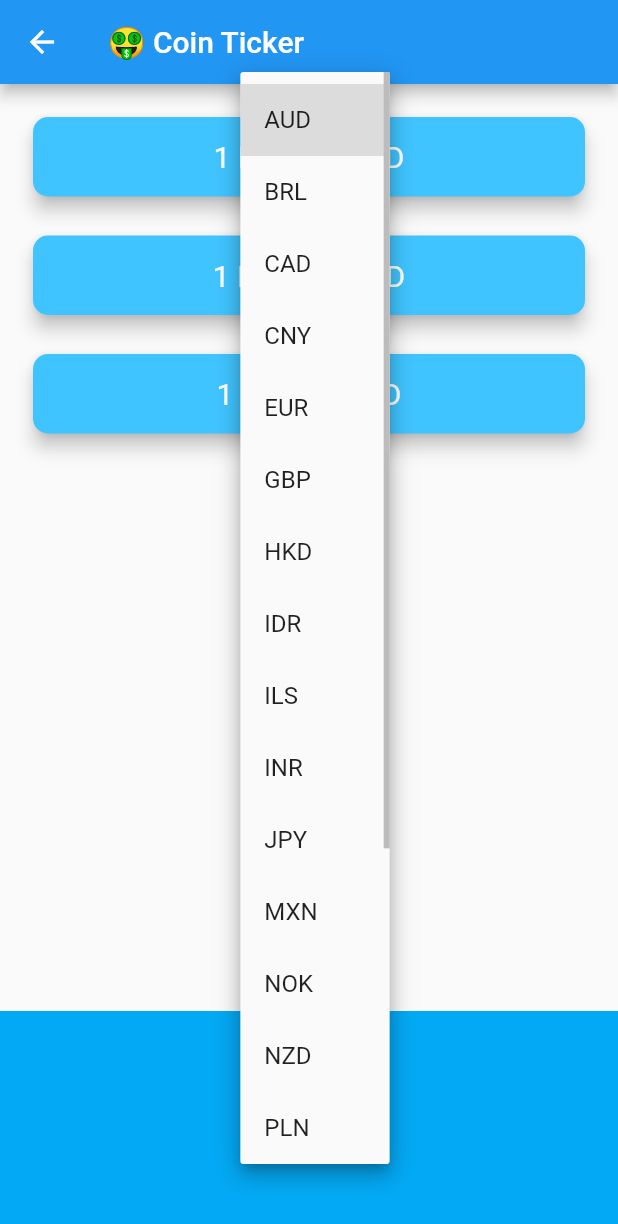
After one commit to mattydeprecate/flutter-playground, a Flutter app: the PriceScreen screen opened directly, after a tap on "AUD", on a phone screen of 412 x 824 dp. The commit adds this screen. Shown: the top 1224 px of the screen. Run offline on Flutter 3.47's test engine with Material 2 defaults, Android fonts, the light colour scheme and no system bars; our stand-ins replace audioplayers, flutter_spinkit, font_awesome_flutter, rflutter_alert; network calls fail.

Commit message:
Finish Cripto

```diff
--- /dev/null
+++ b/lib/bitcoin/bitcoin_main.dart
@@ -0,0 +1,14 @@
+import 'package:flutter/material.dart';
+import 'price_screen.dart';
+
+class BitcoinMain extends StatelessWidget {
+  @override
+  Widget build(BuildContext context) {
+    return Theme(
+      data: ThemeData.dark().copyWith(
+          primaryColor: Colors.lightBlue,
+          scaffoldBackgroundColor: Colors.white),
+      child: PriceScreen(),
+    );
+  }
+}
--- /dev/null
+++ b/lib/bitcoin/coin_data.dart
@@ -0,0 +1,55 @@
+import 'dart:convert';
+import 'package:http/http.dart' as http;
+
+const List<String> currenciesList = [
+  'AUD',
+  'BRL',
+  'CAD',
+  'CNY',
+  'EUR',
+  'GBP',
+  'HKD',
+  'IDR',
+  'ILS',
+  'INR',
+  'JPY',
+  'MXN',
+  'NOK',
+  'NZD',
+  'PLN',
+  'RON',
+  'RUB',
+  'SEK',
+  'SGD',
+  'USD',
+  'ZAR'
+];
+
+const List<String> cryptoList = [
+  'BTC',
+  'ETH',
+  'LTC',
+];
+
+const coinAPIURL = "https://rest.coinapi.io/v1/exchangerate";
+const apiKey = "0CC590D6-A5E8-4E1E-9FD7-F37099930935";
+
+class CoinData {
+  Future getCoinData(String selectedCurrency) async {
+    Map<String, String> cryptoPrices = {};
+    for (String crypto in cryptoList) {
+      String requestURL =
+          '$coinAPIURL/$crypto/$selectedCurrency?apikey=$apiKey';
+      http.Response response = await http.get(requestURL);
+      if (response.statusCode == 200) {
+        var decodedData = jsonDecode(response.body);
+        double price = decodedData['rate'];
+        cryptoPrices[crypto] = price.toStringAsFixed(0);
+      } else {
+        print(response.statusCode);
+        throw 'Problem with the get request';
+      }
+    }
+    return cryptoPrices;
+  }
+}
--- /dev/null
+++ b/lib/bitcoin/price_screen.dart
@@ -0,0 +1,157 @@
+import 'dart:io' show Platform;
+import 'package:flutter/cupertino.dart';
+import 'package:flutter/material.dart';
+import 'package:flutter_playground/bitcoin/coin_data.dart';
+
+class PriceScreen extends StatefulWidget {
+  @override
+  _PriceScreenState createState() => _PriceScreenState();
+}
+
+class _PriceScreenState extends State<PriceScreen> {
+  String selectedCurrency = currenciesList.first;
+
+  DropdownButton<String> androidDropdown() {
+    List<DropdownMenuItem<String>> dropdownItems = [];
+
+    // for (int i = 0; i < currenciesList.length; i++) {
+    //   String currency = currenciesList[i];
+    for (String currency in currenciesList) {
+      var newItem = DropdownMenuItem(
+        child: Text(currency),
+        value: currency,
+      );
+      dropdownItems.add(newItem);
+    }
+
+    return DropdownButton<String>(
+      value: selectedCurrency,
+      items: dropdownItems,
+      onChanged: (value) {
+        setState(() {
+          selectedCurrency = value;
+          getData();
+        });
+      },
+    );
+  }
+
+  CupertinoPicker iOSPicker() {
+    List<Text> pickerItems = [];
+
+    for (String currency in currenciesList) {
+      pickerItems.add(Text(currency));
+    }
+
+    return CupertinoPicker(
+      backgroundColor: Colors.lightBlue,
+      itemExtent: 40.0,
+      onSelectedItemChanged: (selectedIndex) {
+        setState(() {
+          selectedCurrency = currenciesList[selectedIndex];
+          getData();
+        });
+      },
+      children: pickerItems,
+    );
+  }
+
+  Map<String, String> coinValues = {};
+  bool isWaiting = false;
+
+  void getData() async {
+    isWaiting = true;
+    try {
+      var data = await CoinData().getCoinData(selectedCurrency);
+      isWaiting = false;
+      setState(() {
+        coinValues = data;
+      });
+    } catch (e) {
+      print(e);
+    }
+  }
+
+  @override
+  void initState() {
+    super.initState();
+    getData();
+  }
+
+  Column makeCards() {
+    List<CryptoCard> cryptoCards = [];
+    for (String crypto in cryptoList) {
+      cryptoCards.add(
+        CryptoCard(
+          cryptoCurrency: crypto,
+          selectedCurrency: selectedCurrency,
+          value: isWaiting ? '?' : coinValues[crypto],
+        ),
+      );
+    }
+    return Column(
+      crossAxisAlignment: CrossAxisAlignment.stretch,
+      children: cryptoCards,
+    );
+  }
+
+  @override
+  Widget build(BuildContext context) {
+    return Scaffold(
+      appBar: AppBar(
+        title: Text('🤑 Coin Ticker'),
+      ),
+      body: Column(
+        mainAxisAlignment: MainAxisAlignment.spaceBetween,
+        crossAxisAlignment: CrossAxisAlignment.stretch,
+        children: <Widget>[
+          makeCards(),
+          Container(
+            height: 150.0,
+            alignment: Alignment.center,
+            padding: EdgeInsets.only(bottom: 30.0),
+            color: Colors.lightBlue,
+            child: Platform.isIOS ? iOSPicker() : androidDropdown(),
+          ),
+        ],
+      ),
+    );
+  }
+}
+
+class CryptoCard extends StatelessWidget {
+  const CryptoCard({
+    this.value,
+    this.selectedCurrency,
+    this.cryptoCurrency,
+  });
+
+  final String value;
+  final String selectedCurrency;
+  final String cryptoCurrency;
+
+  @override
+  Widget build(BuildContext context) {
+    return Padding(
+      padding: EdgeInsets.fromLTRB(18.0, 18.0, 18.0, 0),
+      child: Card(
+        color: Colors.lightBlueAccent,
+        elevation: 5.0,
+        shape: RoundedRectangleBorder(
+          borderRadius: BorderRadius.circular(10.0),
+        ),
+        child: Padding(
+          padding: EdgeInsets.symmetric(vertical: 15.0, horizontal: 28.0),
+          child: Text(
+            '1 $cryptoCurrency = $value $selectedCurrency',
+            textAlign: TextAlign.center,
+            style: TextStyle(
+              fontSize: 20.0,
+              color: Colors.white,
+            ),
+          ),
+        ),
+      ),
+    );
+  }
+}
--- a/lib/clima/services/weather.dart
+++ b/lib/clima/services/weather.dart
@@ -1,4 +1,3 @@
-import 'package:flutter_playground/clima/screens/city_screen.dart';
 import 'package:flutter_playground/clima/services/location.dart';
 import 'package:flutter_playground/clima/services/networking.dart';
 
--- a/lib/main_screen.dart
+++ b/lib/main_screen.dart
@@ -1,4 +1,5 @@
 import 'package:flutter/material.dart';
+import 'package:flutter_playground/bitcoin/bitcoin_main.dart';
 import 'package:flutter_playground/bmicalculator/screens/bmicalculator_screen.dart';
 import 'package:flutter_playground/calculator/calculator_screen.dart';
 import 'package:flutter_playground/clima/clima_screen.dart';
@@ -59,6 +60,10 @@ class MainScreen extends StatelessWidget {
             title: "10. Clima",
             widget: ClimaScreen(),
           ),
+          ScreenButton(
+            title: "11. Bitcoin",
+            widget: BitcoinMain(),
+          ),
         ],
       ),
     );
```
